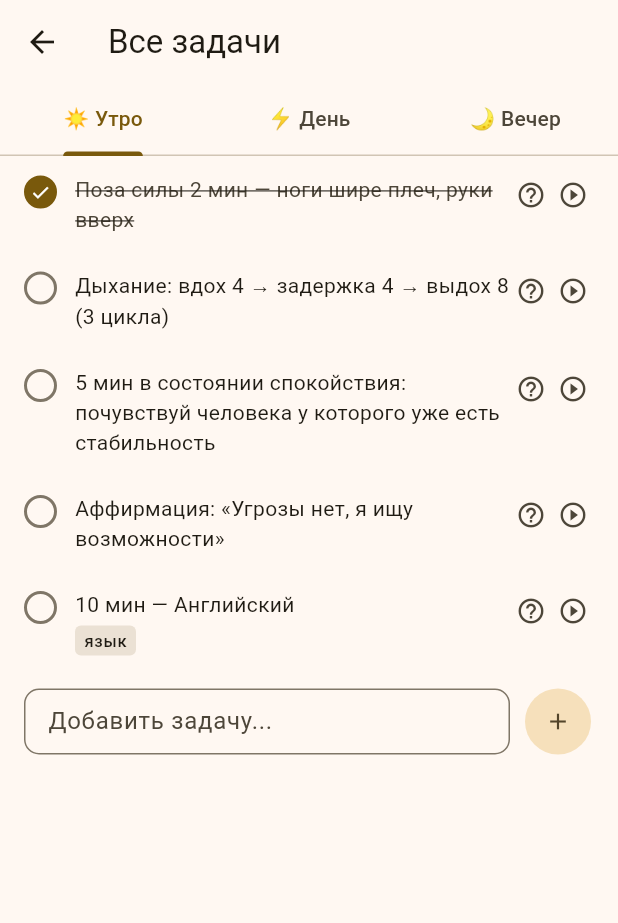
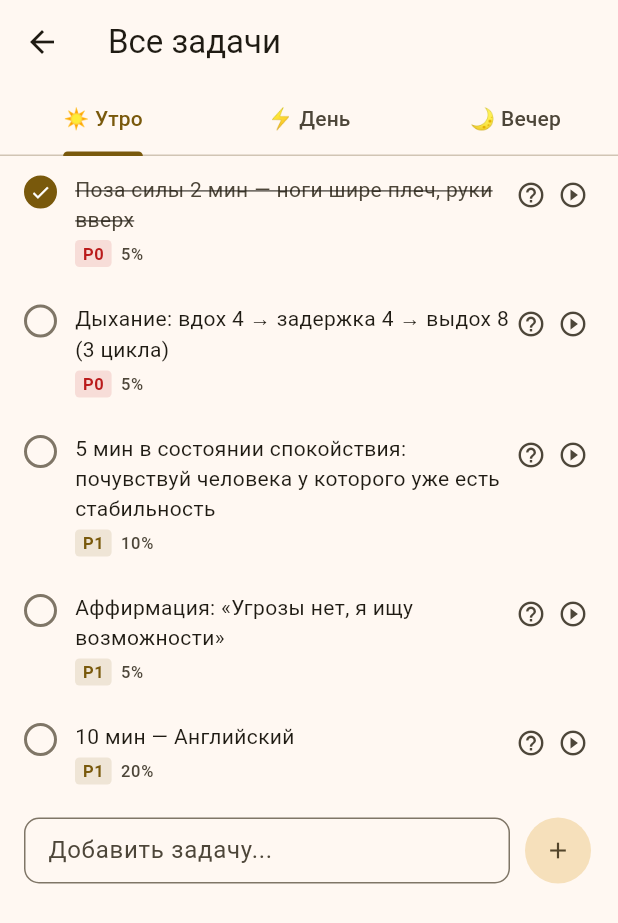
Before and after one commit to AndyLorets/Moy_Den_Flutter, a Flutter app: the OverviewScreen screen opened directly with empty values, after a tap on "Поза силы 2 мин — ноги шире плеч, руки в", on a phone screen of 412 x 824 dp. Shown: the top 923 px of the screen. Run offline on Flutter 3.47's test engine with Material 3 defaults, Android fonts, the phone set to English and light mode, and no system bars; our stand-ins replace flutter_local_notifications, shared_preferences; accounts and stored records are empty.

Commit message:
refactor: DataService

```diff
--- a/lib/screens/overview_screen.dart
+++ b/lib/screens/overview_screen.dart
@@ -1,6 +1,6 @@
 import 'package:flutter/material.dart';
 import '../services/data_service.dart';
-import '../constants/strings.dart';
+import '../models/task.dart';
 import '../widgets/tip_sheet.dart';
 import 'focus_mode_screen.dart';
 
@@ -24,7 +24,6 @@ class _OverviewScreenState extends State<OverviewScreen>
   @override
   void initState() {
     super.initState();
-    // Открываем вкладку актуальной фазы
     final h = DateTime.now().hour;
     final initial = h < 11 ? 0 : h < 18 ? 1 : 2;
     _tabs = TabController(length: 3, vsync: this, initialIndex: initial);
@@ -60,10 +59,21 @@ class _OverviewScreenState extends State<OverviewScreen>
     setState(() {});
   }
 
-  void _showTip(String key) {
-    final tip = Tips.all[key];
-    if (tip == null) return;
-    showTipSheet(context, title: tip['title']!, body: tip['body']!);
+  void _openFocus(Task task) async {
+    await Navigator.push(
+      context,
+      MaterialPageRoute(
+        builder: (_) => FocusModeScreen(
+          task: task,
+          onDone: () {
+            widget.onChanged();
+            setState(() {});
+          },
+        ),
+      ),
+    );
+    widget.onChanged();
+    setState(() {});
   }
 
   @override
@@ -85,24 +95,22 @@ class _OverviewScreenState extends State<OverviewScreen>
         children: [
           _PhaseTab(
             phase: 'morning',
-            fixedTasks: _ds.adaptedMorningTasks,
+            fixedTasks: _ds.morningTasks,
             customTasks: _ds.getCustomTasks('morning'),
             addCtrl: _addMorningCtrl,
             onToggle: _toggle,
             onAddCustom: () => _addCustom('morning', _addMorningCtrl),
             onRemoveCustom: (id) => _removeCustom('morning', id),
-            onTip: _showTip,
             onStartFocus: _openFocus,
           ),
           _PhaseTab(
             phase: 'day',
-            fixedTasks: _ds.adaptedDayTasks,
+            fixedTasks: _ds.dayTasks,
             customTasks: _ds.getCustomTasks('day'),
             addCtrl: _addDayCtrl,
             onToggle: _toggle,
             onAddCustom: () => _addCustom('day', _addDayCtrl),
             onRemoveCustom: (id) => _removeCustom('day', id),
-            onTip: _showTip,
             onStartFocus: _openFocus,
           ),
           _PhaseTab(
@@ -113,43 +121,24 @@ class _OverviewScreenState extends State<OverviewScreen>
             onToggle: _toggle,
             onAddCustom: () => _addCustom('evening', _addEveningCtrl),
             onRemoveCustom: (id) => _removeCustom('evening', id),
-            onTip: _showTip,
             onStartFocus: _openFocus,
           ),
         ],
       ),
     );
   }
-
-  void _openFocus(TaskItem task) async {
-    await Navigator.push(
-      context,
-      MaterialPageRoute(
-        builder: (_) => FocusModeScreen(
-          task: task,
-          onDone: () {
-            widget.onChanged();
-            setState(() {});
-          },
-        ),
-      ),
-    );
-    widget.onChanged();
-    setState(() {});
-  }
 }
 
 // ── Вкладка одной фазы ───────────────────────────────────────
 class _PhaseTab extends StatelessWidget {
   final String phase;
-  final List<TaskItem> fixedTasks;
-  final List<TaskItem> customTasks;
+  final List<Task> fixedTasks;
+  final List<Task> customTasks;
   final TextEditingController addCtrl;
   final ValueChanged<String> onToggle;
   final VoidCallback onAddCustom;
   final ValueChanged<String> onRemoveCustom;
-  final ValueChanged<String> onTip;
-  final ValueChanged<TaskItem> onStartFocus;
+  final ValueChanged<Task> onStartFocus;
 
   const _PhaseTab({
     required this.phase,
@@ -159,7 +148,6 @@ class _PhaseTab extends StatelessWidget {
     required this.onToggle,
     required this.onAddCustom,
     required this.onRemoveCustom,
-    required this.onTip,
     required this.onStartFocus,
   });
 
@@ -169,22 +157,21 @@ class _PhaseTab extends StatelessWidget {
     return ListView(
       padding: const EdgeInsets.only(bottom: 32),
       children: [
-        // Фиксированные задачи
         ...fixedTasks.map((t) => _TaskTile(
               task: t,
               done: ds.isTaskDone(t.id),
               onTap: () => onToggle(t.id),
-              onTip: t.tipKeys.isNotEmpty ? () => onTip(t.tipKeys.first) : null,
               onFocus: () => onStartFocus(t),
+              onTip: t.hint != null
+                  ? () => showTipSheet(context, title: t.title, body: t.hint!)
+                  : null,
             )),
-        // Кастомные задачи
         ...customTasks.map((t) => _CustomTaskTile(
               task: t,
               done: ds.isTaskDone(t.id),
               onTap: () => onToggle(t.id),
               onDelete: () => onRemoveCustom(t.id),
             )),
-        // Строка добавления
         _AddTaskRow(ctrl: addCtrl, onAdd: onAddCustom),
       ],
     );
@@ -193,19 +180,42 @@ class _PhaseTab extends StatelessWidget {
 
 // ── Тайл фиксированной задачи ─────────────────────────────────
 class _TaskTile extends StatelessWidget {
-  final TaskItem task;
+  final Task task;
   final bool done;
   final VoidCallback onTap;
+  final VoidCallback onFocus;
   final VoidCallback? onTip;
-  final VoidCallback onFocus;
 
   const _TaskTile({
     required this.task,
     required this.done,
     required this.onTap,
-    required this.onTip,
     required this.onFocus,
+    this.onTip,
   });
+
+  String _priorityLabel(Priority p) {
+    switch (p) {
+      case Priority.P0:
+        return 'P0';
+      case Priority.P1:
+        return 'P1';
+      case Priority.P2:
+        return 'P2';
+    }
+  }
+
+  Color _priorityColor(Priority p, BuildContext context) {
+    final scheme = Theme.of(context).colorScheme;
+    switch (p) {
+      case Priority.P0:
+        return scheme.error;
+      case Priority.P1:
+        return scheme.primary;
+      case Priority.P2:
+        return scheme.outline;
+    }
+  }
 
   @override
   Widget build(BuildContext context) {
@@ -217,7 +227,6 @@ class _TaskTile extends StatelessWidget {
         child: Row(
           crossAxisAlignment: CrossAxisAlignment.start,
           children: [
-            // Чекбокс
             AnimatedContainer(
               duration: const Duration(milliseconds: 200),
               width: 22,
@@ -238,34 +247,50 @@ class _TaskTile extends StatelessWidget {
                   : null,
             ),
             const SizedBox(width: 12),
-            // Текст
             Expanded(
               child: Column(
                 crossAxisAlignment: CrossAxisAlignment.start,
                 children: [
                   Text(
-                    task.text,
+                    task.title,
                     style: theme.textTheme.bodyMedium?.copyWith(
                       decoration: done ? TextDecoration.lineThrough : null,
                       color: done ? theme.colorScheme.onSurfaceVariant : null,
                     ),
                   ),
-                  if (task.tag != null)
-                    Padding(
-                      padding: const EdgeInsets.only(top: 4),
-                      child: Container(
-                        padding: const EdgeInsets.symmetric(horizontal: 6, vertical: 2),
+                  const SizedBox(height: 4),
+                  Row(
+                    children: [
+                      Container(
+                        padding: const EdgeInsets.symmetric(
+                            horizontal: 5, vertical: 1),
                         decoration: BoxDecoration(
-                          color: theme.colorScheme.surfaceContainerHighest,
-                          borderRadius: BorderRadius.circular(4),
+                          color: _priorityColor(task.priority, context)
+                              .withValues(alpha: 0.12),
+                          borderRadius: BorderRadius.circular(3),
                         ),
-                        child: Text(task.tag!, style: theme.textTheme.labelSmall),
+                        child: Text(
+                          _priorityLabel(task.priority),
+                          style: theme.textTheme.labelSmall?.copyWith(
+                            color: _priorityColor(task.priority, context),
+                            fontWeight: FontWeight.bold,
+                          ),
+                        ),
                       ),
-                    ),
+                      if (task.energyCost > 0) ...[
+                        const SizedBox(width: 6),
+                        Text(
+                          '${task.energyCost}%',
+                          style: theme.textTheme.labelSmall?.copyWith(
+                            color: theme.colorScheme.onSurfaceVariant,
+                          ),
+                        ),
+                      ],
+                    ],
+                  ),
                 ],
               ),
             ),
-            // Кнопки
             if (onTip != null)
               _SmallButton(
                 icon: Icons.help_outline,
@@ -284,7 +309,7 @@ class _TaskTile extends StatelessWidget {
 
 // ── Тайл кастомной задачи ─────────────────────────────────────
 class _CustomTaskTile extends StatelessWidget {
-  final TaskItem task;
+  final Task task;
   final bool done;
   final VoidCallback onTap;
   final VoidCallback onDelete;
@@ -328,7 +353,7 @@ class _CustomTaskTile extends StatelessWidget {
             const SizedBox(width: 12),
             Expanded(
               child: Text(
-                task.text,
+                task.title,
                 style: theme.textTheme.bodyMedium?.copyWith(
                   decoration: done ? TextDecoration.lineThrough : null,
                   color: done ? theme.colorScheme.onSurfaceVariant : null,
@@ -363,7 +388,8 @@ class _AddTaskRow extends StatelessWidget {
               decoration: InputDecoration(
                 hintText: 'Добавить задачу...',
                 isDense: true,
-                contentPadding: const EdgeInsets.symmetric(horizontal: 12, vertical: 10),
+                contentPadding:
+                    const EdgeInsets.symmetric(horizontal: 12, vertical: 10),
                 border: OutlineInputBorder(
                   borderRadius: BorderRadius.circular(10),
                 ),
--- a/lib/services/data_service.dart
+++ b/lib/services/data_service.dart
@@ -2,23 +2,7 @@ import 'dart:convert';
 import 'package:shared_preferences/shared_preferences.dart';
 import '../constants/keys.dart';
 import '../constants/strings.dart';
-
-// Модель задачи
-class TaskItem {
-  final String id;
-  final String text;
-  final List<String> tipKeys; // ключи подсказок
-  final String? tag;
-  final bool isCustom;
-
-  const TaskItem({
-    required this.id,
-    required this.text,
-    this.tipKeys = const [],
-    this.tag,
-    this.isCustom = false,
-  });
-}
+import '../models/task.dart';
 
 // Модель блока расписания
 class ScheduleItem {
@@ -73,17 +57,6 @@ extension StudyTypeExt on StudyType {
         return 'ai';
     }
   }
-
-  String get tag {
-    switch (this) {
-      case StudyType.english:
-        return 'язык';
-      case StudyType.unity:
-        return 'unity';
-      case StudyType.ai:
-        return 'ai';
-    }
-  }
 }
 
 // Центральный сервис данных
@@ -119,92 +92,160 @@ class DataService {
   }
 
   // ── Задачи (фиксированные) ───────────────────────────────
-  List<TaskItem> get morningTasks {
+  List<Task> get morningTasks {
     final study = todayStudy;
     return [
-      const TaskItem(id: 'm_pose', text: TaskTexts.pose, tipKeys: ['pose']),
-      const TaskItem(
-          id: 'm_breath', text: TaskTexts.breath, tipKeys: ['breath']),
-      const TaskItem(
-          id: 'm_vis', text: TaskTexts.visualization, tipKeys: ['m1']),
-      const TaskItem(
-          id: 'm_affirm', text: TaskTexts.affirmation, tipKeys: ['m2']),
-      TaskItem(
+      Task(
+        id: 'm_pose',
+        title: TaskTexts.pose,
+        phase: Phase.morning,
+        priority: Priority.P0,
+        energyCost: 5,
+        tags: [Tag.isMechanical, Tag.isEssential],
+        hint: Tips.all['pose']?['body'],
+      ),
+      Task(
+        id: 'm_breath',
+        title: TaskTexts.breath,
+        phase: Phase.morning,
+        priority: Priority.P0,
+        energyCost: 5,
+        tags: [Tag.isMechanical, Tag.isEssential],
+        hint: Tips.all['breath']?['body'],
+      ),
+      Task(
+        id: 'm_vis',
+        title: TaskTexts.visualization,
+        phase: Phase.morning,
+        priority: Priority.P1,
+        energyCost: 10,
+        tags: [Tag.isMechanical],
+        hint: Tips.all['m1']?['body'],
+      ),
+      Task(
+        id: 'm_affirm',
+        title: TaskTexts.affirmation,
+        phase: Phase.morning,
+        priority: Priority.P1,
+        energyCost: 5,
+        tags: [Tag.isMechanical],
+        hint: Tips.all['m2']?['body'],
+      ),
+      Task(
         id: study.taskId,
-        text: study.label == 'Английский'
-            ? TaskTexts.studyEnglish
-            : study.label == 'Unity'
-                ? TaskTexts.studyUnity
-                : TaskTexts.studyAI,
-        tipKeys: [study.tipKey],
-        tag: study.tag,
+        title: switch (study) {
+          StudyType.english => TaskTexts.studyEnglish,
+          StudyType.unity => TaskTexts.studyUnity,
+          StudyType.ai => TaskTexts.studyAI,
+        },
+        phase: Phase.morning,
+        priority: Priority.P1,
+        energyCost: 20,
+        tags: [Tag.isDeepWork],
+        timerMinutes: 10,
+        hint: Tips.all[study.tipKey]?['body'],
       ),
     ];
   }
 
-  List<TaskItem> get dayTasks => const [
-        TaskItem(
-            id: 'd_action',
-            text: TaskTexts.jobAction,
-            tipKeys: ['d1'],
-            tag: 'поиск'),
-        TaskItem(
-            id: 'd_wild',
-            text: TaskTexts.wildCard,
-            tipKeys: ['d2'],
-            tag: 'разрыв'),
-        TaskItem(
-            id: 'd_game',
-            text: TaskTexts.ownGame,
-            tipKeys: ['d3'],
-            tag: 'игра'),
+  List<Task> get dayTasks => [
+        Task(
+          id: 'd_action',
+          title: TaskTexts.jobAction,
+          phase: Phase.day,
+          priority: Priority.P0,
+          energyCost: 15,
+          tags: [Tag.isEssential],
+          hint: Tips.all['d1']?['body'],
+        ),
+        Task(
+          id: 'd_wild',
+          title: TaskTexts.wildCard,
+          phase: Phase.day,
+          priority: Priority.P2,
+          energyCost: 20,
+          tags: [Tag.isGrowth],
+          hint: Tips.all['d2']?['body'],
+        ),
+        Task(
+          id: 'd_game',
+          title: TaskTexts.ownGame,
+          phase: Phase.day,
+          priority: Priority.P1,
+          energyCost: 25,
+          tags: [Tag.isDeepWork, Tag.isGrowth],
+          timerMinutes: 10,
+          hint: Tips.all['d3']?['body'],
+        ),
       ];
 
-  List<TaskItem> get eveningTasks => const [
-        TaskItem(id: 'e_log', text: TaskTexts.dayLog),
-        TaskItem(id: 'e_shadow', text: TaskTexts.shadowDebug, tipKeys: ['e2']),
-        TaskItem(id: 'e_let', text: TaskTexts.letGo, tipKeys: ['e3']),
+  List<Task> get eveningTasks => [
+        Task(
+          id: 'e_log',
+          title: TaskTexts.dayLog,
+          phase: Phase.evening,
+          priority: Priority.P1,
+          energyCost: 10,
+          tags: [Tag.isMechanical],
+        ),
+        Task(
+          id: 'e_shadow',
+          title: TaskTexts.shadowDebug,
+          phase: Phase.evening,
+          priority: Priority.P1,
+          energyCost: 15,
+          tags: [],
+          hint: Tips.all['e2']?['body'],
+        ),
+        Task(
+          id: 'e_let',
+          title: TaskTexts.letGo,
+          phase: Phase.evening,
+          priority: Priority.P2,
+          energyCost: 5,
+          tags: [Tag.isMechanical],
+          hint: Tips.all['e3']?['body'],
+        ),
       ];
 
-  // ── Адаптированные задачи по состоянию ──────────────────
-  // Усталость → только 2 первые задачи утра + 1 дня
-  // Воодушевление → все задачи + бонусная
-  // Тревога → задачи в обычном порядке, но дыхание идёт первым (уже первое в списке)
-  // Остальные → все задачи без изменений
+  // Бонусная задача для состояния "Воодушевление"
+  Task get bonusTask => Task(
+        id: 'bonus_energy',
+        title: 'Бонус: напиши одному человеку из индустрии — просто поздоровайся',
+        phase: Phase.day,
+        priority: Priority.P2,
+        energyCost: 15,
+        tags: [Tag.isGrowth],
+      );
 
-  List<TaskItem> get adaptedMorningTasks {
-    final state = morningState;
-    final tasks = morningTasks;
-    if (state == 'Усталость') return tasks.take(2).toList();
-    if (state == 'Воодушевление') return [...tasks, _bonusTask];
-    return tasks;
-  }
-
-  List<TaskItem> get adaptedDayTasks {
-    final state = morningState;
-    final tasks = dayTasks;
-    if (state == 'Усталость') return tasks.take(1).toList();
-    if (state == 'Воодушевление') return tasks;
-    return tasks;
-  }
-
-  // Бонусная задача для состояния "Воодушевление"
-  static const TaskItem _bonusTask = TaskItem(
-    id: 'bonus_energy',
-    text: 'Бонус: напиши одному человеку из индустрии — просто поздоровайся',
-    tipKeys: ['d1'],
-    tag: 'бонус',
-  );
+  // Все фиксированные задачи (без кастомных и бонусной)
+  List<Task> get allFixedTasks => [
+        ...morningTasks,
+        ...dayTasks,
+        ...eveningTasks,
+      ];
 
   // ── Кастомные задачи ────────────────────────────────────
-  List<TaskItem> getCustomTasks(String phase) {
+  List<Task> getCustomTasks(String phase) {
     final key = 'cu_$phase';
     final json = _p.getString(key) ?? '[]';
+    final phaseEnum = switch (phase) {
+      'morning' => Phase.morning,
+      'day' => Phase.day,
+      _ => Phase.evening,
+    };
     try {
       final list = jsonDecode(json) as List;
       return list
-          .map((e) => TaskItem(
-              id: e['id'] as String, text: e['text'] as String, isCustom: true))
+          .map((e) => Task(
+                id: e['id'] as String,
+                title: e['text'] as String,
+                phase: phaseEnum,
+                priority: Priority.P1,
+                energyCost: 15,
+                tags: [],
+                isCustom: true,
+              ))
           .toList();
     } catch (_) {
       return [];
@@ -219,7 +260,7 @@ class DataService {
       'text': text
     };
     final encoded = jsonEncode([
-      ...tasks.map((t) => {'id': t.id, 'text': t.text}),
+      ...tasks.map((t) => {'id': t.id, 'text': t.title}),
       newTask
     ]);
     _p.setString(key, encoded);
@@ -229,11 +270,15 @@ class DataService {
     final key = 'cu_$phase';
     final tasks = getCustomTasks(phase).where((t) => t.id != id).toList();
     _p.setString(key,
-        jsonEncode(tasks.map((t) => {'id': t.id, 'text': t.text}).toList()));
+        jsonEncode(tasks.map((t) => {'id': t.id, 'text': t.title}).toList()));
   }
 
   // ── Выполнение задач ────────────────────────────────────
   bool isTaskDone(String id) => _p.getBool(PrefKeys.taskPrefix + id) ?? false;
+
+  void setTaskDone(String id, bool value) {
+    _p.setBool(PrefKeys.taskPrefix + id, value);
+  }
 
   void toggleTask(String id) {
     final key = PrefKeys.taskPrefix + id;
@@ -244,37 +289,25 @@ class DataService {
   // ── Прогресс ────────────────────────────────────────────
   List<String> get allTaskIds {
     final ids = <String>[];
-    for (final t in morningTasks) {
-      ids.add(t.id);
-    }
-    for (final t in dayTasks) {
-      ids.add(t.id);
-    }
-    for (final t in eveningTasks) {
-      ids.add(t.id);
-    }
-    for (final t in getCustomTasks('morning')) {
-      ids.add(t.id);
-    }
-    for (final t in getCustomTasks('day')) {
-      ids.add(t.id);
-    }
-    for (final t in getCustomTasks('evening')) {
-      ids.add(t.id);
-    }
+    for (final t in allFixedTasks) { ids.add(t.id); }
+    for (final t in getCustomTasks('morning')) { ids.add(t.id); }
+    for (final t in getCustomTasks('day')) { ids.add(t.id); }
+    for (final t in getCustomTasks('evening')) { ids.add(t.id); }
     return ids;
   }
 
   int get completedCount => allTaskIds.where(isTaskDone).length;
   int get totalCount => allTaskIds.length;
 
-  // ── Стрик ────────────────────────────────────────────────
+  // ── Стрик — только по P0 ────────────────────────────────
   int get streak => _p.getInt(PrefKeys.streak) ?? 0;
 
   void _checkStreakCompletion() {
-    final ids = allTaskIds;
-    final done = ids.where(isTaskDone).length;
-    if (done == ids.length && ids.isNotEmpty) {
+    // Стрик засчитывается только если все P0-задачи выполнены
+    final p0Tasks = allFixedTasks.where((t) => t.priority == Priority.P0).toList();
+    if (p0Tasks.isEmpty) return;
+    final allP0Done = p0Tasks.every((t) => isTaskDone(t.id));
+    if (allP0Done) {
       final today = _todayKey();
       if (_p.getString(PrefKeys.lastDay) != today) {
         _p.setString(PrefKeys.lastDay, today);
@@ -350,7 +383,6 @@ class DataService {
 
   // ── Сброс дня ───────────────────────────────────────────
   void resetDay() {
-    // Сохраняем стрик, смысл, расписание, кастомные задачи, автосинх
     final keep = <String, dynamic>{};
     final keepKeys = [
       PrefKeys.streak,
@@ -387,7 +419,7 @@ class DataService {
     final keys = _p.getKeys();
     final data = <String, dynamic>{};
     for (final k in keys) {
-      if (k == PrefKeys.ghToken) continue; // токен не синхронизируем
+      if (k == PrefKeys.ghToken) continue;
       data[k] = _p.get(k);
     }
     return data;
```
Also changed, not shown: lib/screens/dashboard_screen.dart (+39 -47 lines), lib/screens/focus_mode_screen.dart (+46 -54 lines), lib/screens/smart_entry_screen.dart (+7 -24 lines).
